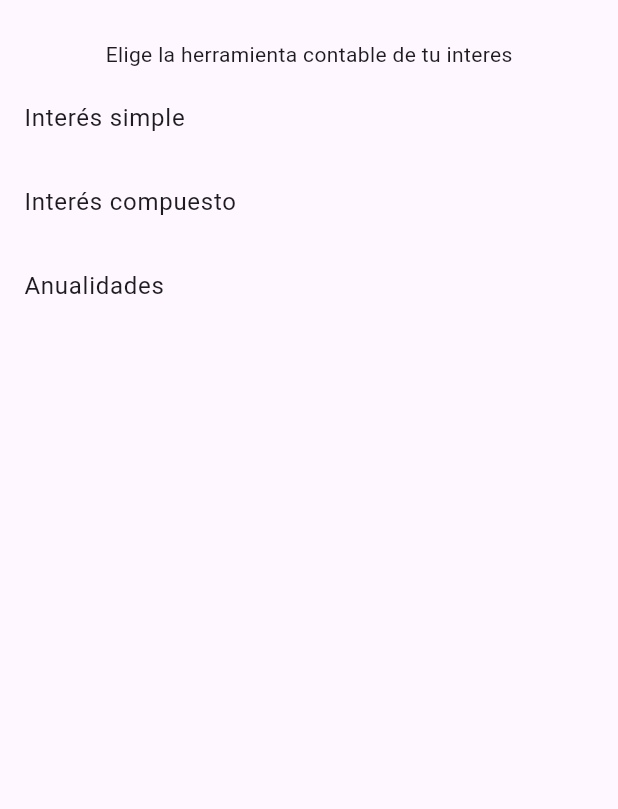
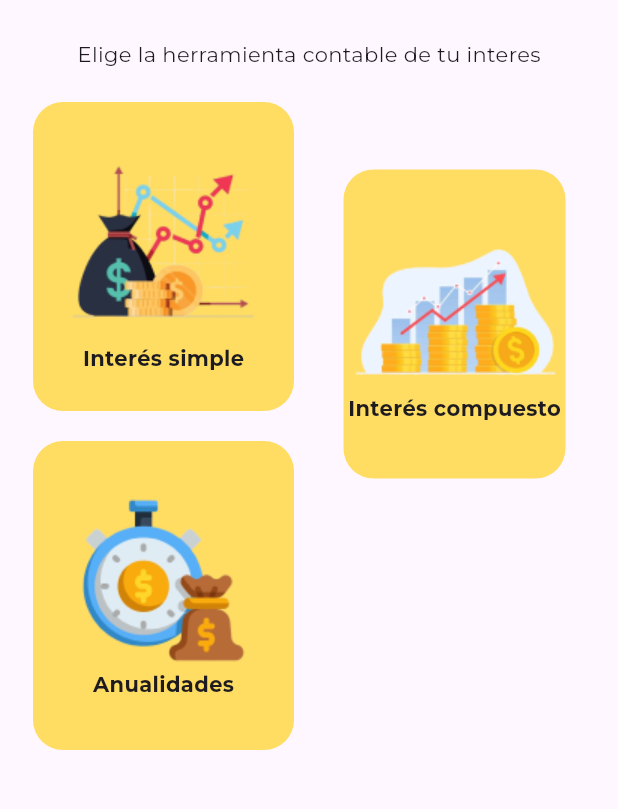
Before and after one commit to LuisPg10/ingemath, a Flutter app: the OperationsScreen screen opened by its route, on a phone screen of 412 x 824 dp, the part 60-869 px from its top. Run offline on Flutter 3.47's test engine with Material 3 defaults, Android fonts, the phone set to English and light mode, and no system bars; our stand-ins replace flutter_riverpod, go_router, google_fonts; project files that could hold a hidden picture were left out.

Commit message:
Operation options stylized

```diff
--- a/lib/config/menu/operation_options.dart
+++ b/lib/config/menu/operation_options.dart
@@ -14,17 +14,17 @@ class Option {
 const appMenuOptions = <Option>[
   Option(
     name: "Interés simple",
-    icon: "assets/images/interes-simple.png",
-    link: "simple_interest"
+    icon: "assets/images/simple-interest.png",
+    link: "simple_interest",
   ),
   Option(
     name: "Interés compuesto",
-    icon: "assets/images/interes-compuesto.png",
-    link: "compound_interest"
+    icon: "assets/images/compound-interest.png",
+    link: "compound_interest",
   ),
   Option(
     name: "Anualidades",
-    icon: "assets/images/anualidades.png",
-    link: "annuities"
+    icon: "assets/images/annuities.png",
+    link: "annuities",
   ),
 ];
--- a/lib/config/theme/app_theme.dart
+++ b/lib/config/theme/app_theme.dart
@@ -8,6 +8,10 @@ class AppTheme {
       centerTitle: true,
       titleTextStyle: GoogleFonts.montserrat()
         .copyWith( fontSize: 20, fontWeight: FontWeight.bold, color: Colors.black ),
+    ),
+
+    textTheme: TextTheme(
+      bodyMedium: GoogleFonts.montserrat()
     ),
 
     filledButtonTheme: FilledButtonThemeData(
--- a/lib/presentation/screens/operations_screen.dart
+++ b/lib/presentation/screens/operations_screen.dart
@@ -1,4 +1,5 @@
 import 'package:flutter/material.dart';
+import 'package:flutter_staggered_grid_view/flutter_staggered_grid_view.dart';
 import 'package:go_router/go_router.dart';
 import 'package:ingemath/config/menu/operation_options.dart';
 
@@ -9,35 +10,67 @@ class OperationsScreen extends StatelessWidget {
   Widget build(BuildContext context) {
 
     return Scaffold(
-      appBar: AppBar(
-        title: const Text("Bienvenidos a IngeMath"),
-      ),
+      appBar: AppBar(title: const Text("Bienvenidos a IngeMath")),
       body: Column(
         children: [
 
           const SizedBox(height: 10),
           const Text("Elige la herramienta contable de tu interes"),
 
-          const SizedBox(height: 5),
-
           Expanded(
-            child: ListView.builder(
+            child: MasonryGridView.count(
+              crossAxisCount: 2,
+              mainAxisSpacing: 20,
+              crossAxisSpacing: 20,
+              padding: const EdgeInsets.all(22),
               itemCount: appMenuOptions.length,
               itemBuilder: (context, index) {
                 final option = appMenuOptions[index];
 
-                return GestureDetector(
-                  onTap: () => context.push("/operations/${option.link}"),
-                  child: ListTile(
-                    title: Text(option.name),
-                  ),
-                );
+                if(index == 1) {
+                  return Column(
+                    children: [
+                      const SizedBox(height: 45),
+                      _MenuOption(option: option),
+                    ],
+                  );
+                }
+                return _MenuOption(option: option);
               },
             )
           )
-
         ],
       ),
     );
   }
 }
+
+class _MenuOption extends StatelessWidget {
+  const _MenuOption({
+    required this.option,
+  });
+
+  final Option option;
+
+  @override
+  Widget build(BuildContext context) {
+    return GestureDetector(
+      onTap: () => context.push("/operations/${option.link}"),
+      child: Container(
+        width: 148,
+        height: 206,
+        decoration: BoxDecoration(
+          color: const Color(0xFFFFDC62),
+          borderRadius: BorderRadius.circular(20),
+        ),
+        child: Column(
+          mainAxisAlignment: MainAxisAlignment.center,
+          children: [
+            Image.asset(option.icon),
+            Text(option.name, style: const TextStyle(fontWeight: FontWeight.bold)),
+          ],
+        ),
+      )
+    );
+  }
+}
```
